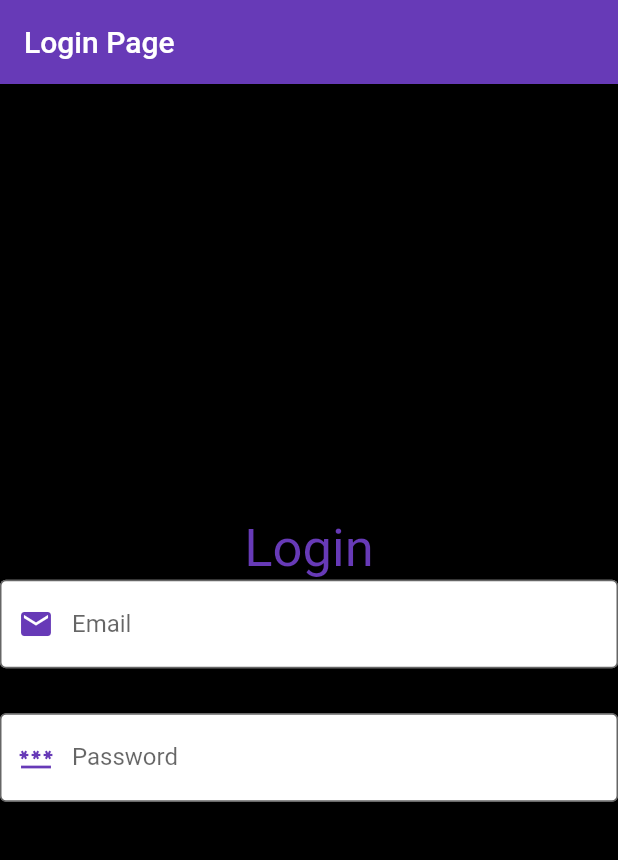
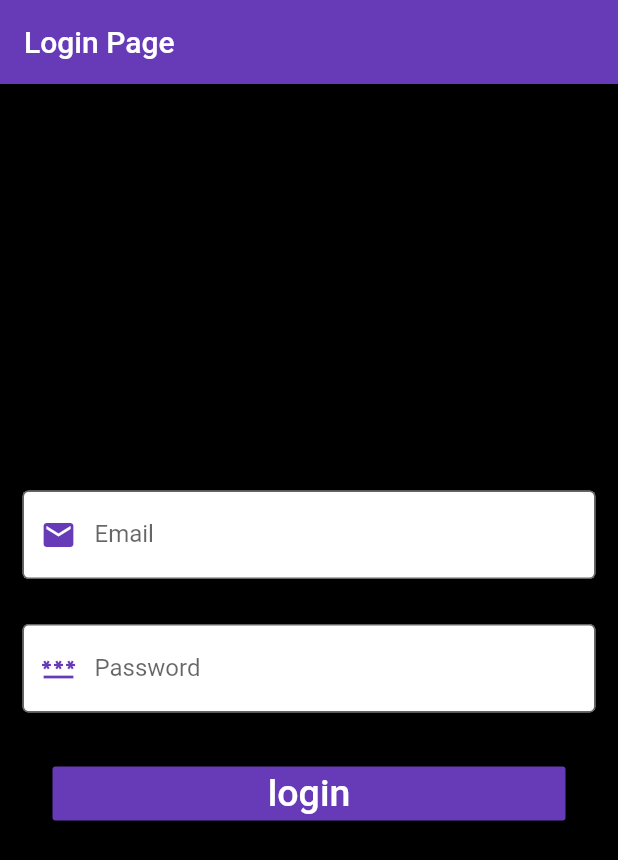
Before and after one commit to violethappyjoy/Flutter_CS_nirma_Proj, a Flutter app: the screen it shows after launch, after a tap on "Login", on a phone screen of 412 x 824 dp. Shown: the top 860 px of the screen. Run offline on Flutter 3.47's test engine with Material 2 defaults, Android fonts, the phone set to English and light mode, and no system bars; our stand-ins replace page_transition.

Commit message:
second extended commit!!!

```diff
--- a/lib/screens/screen_login.dart
+++ b/lib/screens/screen_login.dart
@@ -21,18 +21,20 @@ class _LoginState extends State<LoginPage> {
           mainAxisAlignment: MainAxisAlignment.center,
           crossAxisAlignment: CrossAxisAlignment.center,
           children:  [
-            const Text(
-              'Login',
-              style: TextStyle(
-                fontSize: 35,
-                color: Colors.deepPurple,
-              ),
-            ),
+            // const Text(
+            //   'Login',
+            //   style: TextStyle(
+            //     fontSize: 35,
+            //     color: Colors.deepPurple,
+            //   ),
+            // ),
 
             Form(
               child: Column(
                 children: [
-                  TextFormField(
+                  Padding(
+                    padding: const EdgeInsets.symmetric(horizontal: 15),
+                    child: TextFormField(
                       keyboardType: TextInputType.emailAddress,
                       decoration: const InputDecoration(
                         filled: true,
@@ -52,10 +54,13 @@ class _LoginState extends State<LoginPage> {
                         return value!.isEmpty?'Please enter email': null;
                       },
                     ),
+                  ),
 
                   const SizedBox(height: 30,),
 
-                  TextFormField(
+                  Padding(
+                    padding: const EdgeInsets.symmetric(horizontal: 15),
+                    child: TextFormField(
                       keyboardType: TextInputType.visiblePassword,
                       decoration: const InputDecoration(
                         filled: true,
@@ -75,7 +80,28 @@ class _LoginState extends State<LoginPage> {
                         return value!.isEmpty?'Please enter password': null;
                       },
                     ),
+                  ),
                 ],
+              ),
+            ),
+
+            const SizedBox(height: 30,),
+
+            Padding(
+              padding: const EdgeInsets.symmetric(horizontal: 35),
+              child: MaterialButton(
+                minWidth: double.infinity,
+                onPressed: (){
+                  debugPrint('login pressed');
+                },
+                color: Colors.deepPurple,
+                child: const Text(
+                  'login',
+                  style: TextStyle(
+                    fontSize: 25,
+                    color: Colors.white,
+                  ),
+                ),
               ),
             )
           ],
```
Also changed, not shown: pubspec.lock. Lines whose indentation alone changed are shown as unchanged.
